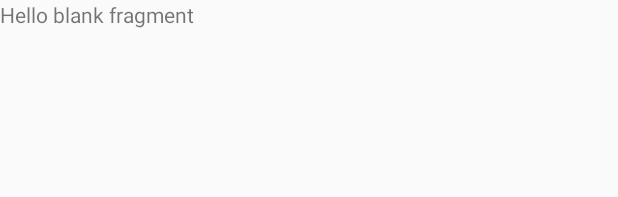
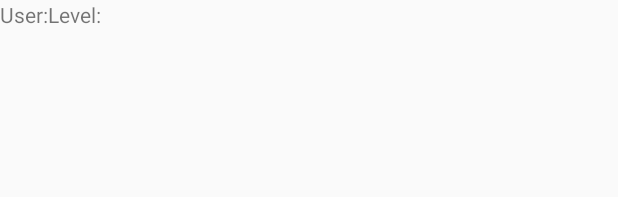
Before and after one commit to Kyarie/Uni3000, an Android app: the layout fragment_user_header.xml on its own in the app's theme, with its tools: preview values and no code run, on a phone screen of 412 x 824 dp. Shown: the top 197 px of the screen. Run offline under Robolectric (Android 15) with nearby library versions, the phone set to English and light mode, and no system bars.

Commit message:
Basic User Data in User Header

```diff
--- a/app/src/main/java/com/uni3000/uni3000/view/home/HomeActivity.java
+++ b/app/src/main/java/com/uni3000/uni3000/view/home/HomeActivity.java
@@ -19,15 +19,11 @@ public class HomeActivity extends AppCompatActivity implements HasSupportFragmen
     @Inject
     DispatchingAndroidInjector<Fragment> fragmentDispatchingAndroidInjector;
 
-    @Inject
-    User user;
-
     @Override
     protected void onCreate(Bundle savedInstanceState) {
         AndroidInjection.inject(this);
         super.onCreate(savedInstanceState);
         setContentView(R.layout.activity_home);
-        user.num = 1;
 
         if (savedInstanceState == null)
             getSupportFragmentManager()
--- a/app/src/main/java/com/uni3000/uni3000/view/home/HomeModule.java
+++ b/app/src/main/java/com/uni3000/uni3000/view/home/HomeModule.java
@@ -6,8 +6,5 @@ import com.uni3000.uni3000.model.User;
 
 @Module
 public class HomeModule {
-    @Provides
-    User provideMainView(){
-        return new User();
-    }
+
 }
--- a/app/src/main/java/com/uni3000/uni3000/view/user_header/UserHeaderModule.java
+++ b/app/src/main/java/com/uni3000/uni3000/view/user_header/UserHeaderModule.java
@@ -3,9 +3,9 @@ package com.uni3000.uni3000.view.user_header;
 import dagger.Binds;
 import dagger.Module;
 import dagger.Provides;
+import com.uni3000.uni3000.controller.UserController;
 
 @Module
 public class UserHeaderModule {
 
-
 }
--- a/app/src/main/res/layout/activity_home.xml
+++ b/app/src/main/res/layout/activity_home.xml
@@ -8,7 +8,9 @@
 
     <FrameLayout
         android:id="@+id/container"
-        android:layout_width="match_parent"
-        android:layout_height="match_parent"/>
+        android:layout_width="368dp"
+        android:layout_height="495dp"
+        tools:layout_editor_absoluteY="8dp"
+        tools:layout_editor_absoluteX="8dp" />
 
 </android.support.constraint.ConstraintLayout>
--- a/app/src/main/res/layout/fragment_user_header.xml
+++ b/app/src/main/res/layout/fragment_user_header.xml
@@ -4,10 +4,32 @@
     android:layout_height="match_parent"
     tools:context="com.uni3000.uni3000.view.user_header.UserHeaderFragment">
 
-    <!-- TODO: Update blank fragment layout -->
-    <TextView
+    <LinearLayout
         android:layout_width="match_parent"
-        android:layout_height="match_parent"
-        android:text="@string/hello_blank_fragment" />
+        android:layout_height="match_parent">
+
+        <TextView
+            android:layout_width="wrap_content"
+            android:layout_height="wrap_content"
+            android:text="@string/user_header_name" />
+
+        <TextView
+            android:id="@+id/username"
+            android:layout_width="wrap_content"
+            android:layout_height="wrap_content" />
+
+        <TextView
+            android:layout_width="wrap_content"
+            android:layout_height="wrap_content"
+            android:text="@string/user_header_level" />
+
+        <TextView
+            android:id="@+id/userLevel"
+            android:layout_width="wrap_content"
+            android:layout_height="wrap_content" />
+
+    </LinearLayout>
+
+
 
 </FrameLayout>
--- a/app/src/main/res/values/strings.xml
+++ b/app/src/main/res/values/strings.xml
@@ -1,9 +1,7 @@
 <resources>
     <string name="app_name">Uni3000</string>
 
-    <string name="dummy_button">Dummy Button</string>
-    <string name="dummy_content">DUMMY\nCONTENT</string>
-
-    <!-- TODO: Remove or change this placeholder text -->
-    <string name="hello_blank_fragment">Hello blank fragment</string>
+    <!-- Labels -->
+    <string name="user_header_name">User:</string>
+    <string name="user_header_level">Level:</string>
 </resources>
```
Also changed, not shown: app/src/main/java/com/uni3000/uni3000/controller/UserController.java (added, +23 -0 lines), app/src/main/java/com/uni3000/uni3000/model/User.java (+18 -5 lines), app/src/main/java/com/uni3000/uni3000/view/user_header/UserHeaderFragment.java (+19 -13 lines), app/src/main/java/com/uni3000/uni3000/viewmodel/UserViewModel.java (added, +11 -0 lines).
